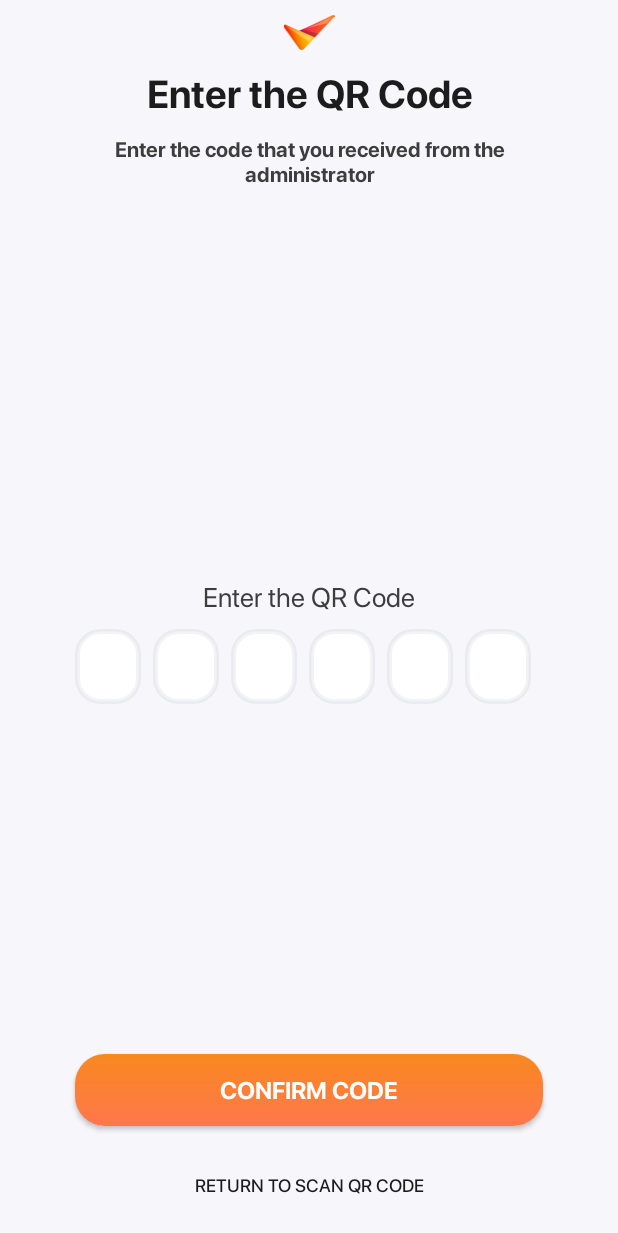
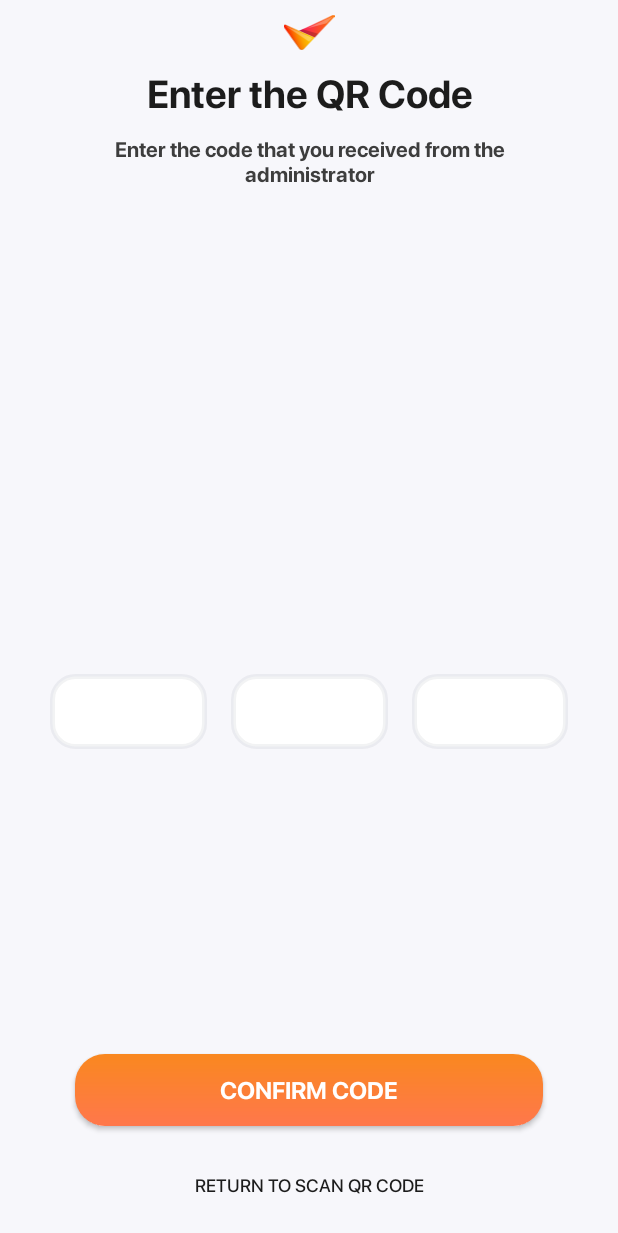
Before and after one commit to jkutkutOrg/EatUp, an Android app: the QRManualActivity screen opened directly, with no data from a screen before it, after a tap on "CONFIRM CODE", on a phone screen of 412 x 824 dp. Shown: the top 1233 px of the screen. Run offline under Robolectric (Android 15) with nearby library versions, the light colour scheme and no system bars.

Commit message:
refactor(QRManualActivity.java): rename edOTPCode to edAuthWords refactor(QRManualActivity.java): rename OTPTextWatcher to AuthWordTextWatcher refactor(QRManualActivity.java): change OTP validation to Auth Words validation refactor(QRManualActivity.java): add delay to change focus to next EditText feat(QRManualActivity.java): add Handler to manage delay feat(QRManualActivity.java): add isTyping boolean to manage delay feat(activity_qrmanual.xml): change layout to support 3 EditTexts for Auth Words feat(activity_qrmanual.xml): change style of EditTexts to support Auth Words feat(themes.xml): change width of EditTexts to support Auth Words

```diff
--- a/app/EatUp_Client/app/src/main/java/com/github/eatup_client/QRManualActivity.java
+++ b/app/EatUp_Client/app/src/main/java/com/github/eatup_client/QRManualActivity.java
@@ -3,6 +3,7 @@ package com.github.eatup_client;
 import android.content.Context;
 import android.os.Build;
 import android.os.Bundle;
+import android.os.Handler;
 import android.os.VibrationEffect;
 import android.os.Vibrator;
 import android.text.Editable;
@@ -18,7 +19,7 @@ import androidx.appcompat.app.AppCompatActivity;
 
 public class QRManualActivity extends AppCompatActivity {
 
-    private EditText[] edOTPCode = new EditText[6];
+    private EditText[] edAuthWords = new EditText[3];
     private Button btnConfirmOTP;
 
     @Override
@@ -28,80 +29,44 @@ public class QRManualActivity extends AppCompatActivity {
         this.getWindow().setFlags(WindowManager.LayoutParams.FLAG_FULLSCREEN,
                 WindowManager.LayoutParams.FLAG_FULLSCREEN);
 
-        edOTPCode[0] = findViewById(R.id.edOTPCode1);
-        edOTPCode[1] = findViewById(R.id.edOTPCode2);
-        edOTPCode[2] = findViewById(R.id.edOTPCode3);
-        edOTPCode[3] = findViewById(R.id.edOTPCode4);
-        edOTPCode[4] = findViewById(R.id.edOTPCode5);
-        edOTPCode[5] = findViewById(R.id.edOTPCode6);
+        edAuthWords[0] = findViewById(R.id.edAuthWord1);
+        edAuthWords[1] = findViewById(R.id.edAuthWord2);
+        edAuthWords[2] = findViewById(R.id.edAuthWord3);
         btnConfirmOTP = findViewById(R.id.btnConfirmOTP);
 
-        for (int i = 0; i < edOTPCode.length; i++) {
-            edOTPCode[i].addTextChangedListener(new OTPTextWatcher(edOTPCode, i));
+        for (int i = 0; i < edAuthWords.length; i++) {
+            edAuthWords[i].addTextChangedListener(new AuthWordTextWatcher(edAuthWords, i));
         }
 
         btnConfirmOTP.setOnClickListener(new View.OnClickListener() {
             @Override
             public void onClick(View v) {
-                String otpCode = "";
-                for (EditText et : edOTPCode) {
-                    otpCode += et.getText().toString();
+                String authWords = "";
+                for (EditText et : edAuthWords) {
+                    authWords += et.getText().toString();
                 }
 
-                if (otpCode.length() != 6) {
-                    Toast.makeText(getApplicationContext(), "Introduzca un código válido", Toast.LENGTH_SHORT).show();
-                    Log.d("QRManualActivity", "ERROR OTP code length: " + otpCode.length());
+                if (authWords.isEmpty()) {
+                    Toast.makeText(getApplicationContext(), "Ingrese las palabras de autenticación", Toast.LENGTH_SHORT).show();
                     return;
                 }
 
-                if (isOTPValid(otpCode)) {
-                    Toast.makeText(getApplicationContext(), "Código OTP válido", Toast.LENGTH_SHORT).show();
-                    Log.d("QRManualActivity", "OTP code: " + otpCode);
+                if (isAuthWordsValid(authWords)) {
+                    Toast.makeText(getApplicationContext(), "Palabras de autenticación válidas", Toast.LENGTH_SHORT).show();
+                    Log.d("QRManualActivity", "Auth words: " + authWords);
                 } else {
-                    Toast.makeText(getApplicationContext(), "Código OTP inválido", Toast.LENGTH_SHORT).show();
-                    Log.d("QRManualActivity", "ERROR OTP code: " + otpCode);
+                    Toast.makeText(getApplicationContext(), "Palabras de autenticación inválidas", Toast.LENGTH_SHORT).show();
+                    Log.d("QRManualActivity", "ERROR auth words: " + authWords);
                     sendVibration(500);
                 }
             }
         });
-
-        edOTPCode[edOTPCode.length - 1].addTextChangedListener(new TextWatcher() {
-            @Override
-            public void beforeTextChanged(CharSequence s, int start, int count, int after) {
-            }
-
-            @Override
-            public void onTextChanged(CharSequence s, int start, int before, int count) {
-            }
-
-            @Override
-            public void afterTextChanged(Editable s) {
-                if (s.length() == 1 && isAllFieldsCompleted()) {
-                    String otpCode = getOTPCode();
-
-                    if (otpCode.length() != 6) {
-                        showToast("Introduzca un código válido");
-                        Log.d("QRManualActivity", "ERROR OTP code length: " + otpCode.length());
-                        return;
-                    }
-
-                    if (isOTPValid(otpCode)) {
-                        showToast("Código OTP válido");
-                        Log.d("QRManualActivity", "OTP code: " + otpCode);
-                    } else {
-                        showToast("Código OTP inválido");
-                        Log.d("QRManualActivity", "ERROR OTP code: " + otpCode);
-                        sendVibration(500);
-                    }
-                }
-            }
-        });
-
     }
 
-    private boolean isOTPValid(String s) {
-        // TODO: Pending to implement the OTP validation
-        return s.matches("[0-9]+") && s.length() == 6;
+    private boolean isAuthWordsValid(String s) {
+        // TODO: Implementar la lógica de validación de las palabras de autenticación
+        // Aquí puedes verificar si las palabras ingresadas son válidas según tus requisitos
+        return s.length() > 0;
     }
 
     private void sendVibration(int i) {
@@ -113,35 +78,18 @@ public class QRManualActivity extends AppCompatActivity {
         }
     }
 
-    private void showToast(String s) {
-        Toast.makeText(getApplicationContext(), s, Toast.LENGTH_SHORT).show();
-    }
-
-    private String getOTPCode() {
-        String otpCode = "";
-        for (EditText et : edOTPCode) {
-            otpCode += et.getText().toString();
-        }
-        return otpCode;
-    }
-
-    private boolean isAllFieldsCompleted() {
-        for (EditText et : edOTPCode) {
-            if (et.getText().toString().isEmpty()) {
-                return false;
-            }
-        }
-        return true;
-    }
-
-    private class OTPTextWatcher implements TextWatcher {
+    private class AuthWordTextWatcher implements TextWatcher {
 
         private EditText[] editTexts;
         private int index;
+        private Handler handler;
+        private boolean isTyping;
 
-        public OTPTextWatcher(EditText[] editTexts, int index) {
+        public AuthWordTextWatcher(EditText[] editTexts, int index) {
             this.editTexts = editTexts;
             this.index = index;
+            this.handler = new Handler();
+            this.isTyping = false;
         }
 
         @Override
@@ -150,14 +98,28 @@ public class QRManualActivity extends AppCompatActivity {
 
         @Override
         public void onTextChanged(CharSequence s, int start, int before, int count) {
+            if (count > 0 && s.charAt(start) == ' ') {
+                // If space is entered, remove it and move to the next EditText
+                String updatedText = s.toString().replaceAll(" ", "");
+                editTexts[index].setText(updatedText);
+
+                if (index < editTexts.length - 1) {
+                    editTexts[index + 1].requestFocus();
+                }
+            }
         }
 
         @Override
         public void afterTextChanged(Editable s) {
-            if (s.length() == 1 && index < editTexts.length - 1) {
-                editTexts[index + 1].requestFocus();
-            } else if (s.length() == 0 && index > 0) {
-                editTexts[index - 1].requestFocus();
+            // Change focus to the next EditText when the user finishes typing
+            if (s.length() > 0 && !isTyping) {
+                isTyping = true;
+                handler.postDelayed(() -> {
+                    isTyping = false;
+                    if (index < editTexts.length - 1) {
+                        editTexts[index + 1].requestFocus();
+                    }
+                }, 1000);
             }
         }
     }
--- a/app/EatUp_Client/app/src/main/res/layout/activity_qrmanual.xml
+++ b/app/EatUp_Client/app/src/main/res/layout/activity_qrmanual.xml
@@ -40,57 +40,28 @@
         android:textSize="14sp"
         android:fontFamily="@font/sf_pro_rounded_bold" />
 
-    <RelativeLayout
-        android:layout_width="match_parent"
-        android:layout_height="match_parent"
-        android:gravity="center">
-
-        <TextView
-            android:id="@+id/tvOTPMessage"
-            android:layout_width="wrap_content"
-            android:layout_height="wrap_content"
-            android:layout_centerHorizontal="true"
-            android:layout_marginTop="30dp"
-            android:fontFamily="@font/sf_pro_rounded_regular"
-            android:text="@string/enter_the_otp_code"
-            android:textColor="@color/text_color_gray"
-            android:textSize="18sp" />
-
     <LinearLayout
         android:id="@+id/llOTPCodeFields"
         android:layout_width="match_parent"
-            android:layout_height="wrap_content"
-            android:layout_below="@+id/tvOTPMessage"
-            android:layout_marginHorizontal="@dimen/margin_medium"
-            android:layout_marginTop="@dimen/margin_large"
+        android:layout_height="match_parent"
+        android:gravity="center"
+        android:layout_below="@+id/tvWelcomeSubtitle"
+        android:padding="25dp"
         android:orientation="horizontal">
 
         <EditText
-                android:id="@+id/edOTPCode1"
+            android:id="@+id/edAuthWord1"
             style="@style/OTPCodeField" />
 
         <EditText
-                android:id="@+id/edOTPCode2"
+            android:id="@+id/edAuthWord2"
             style="@style/OTPCodeField" />
 
         <EditText
-                android:id="@+id/edOTPCode3"
-                style="@style/OTPCodeField" />
-
-            <EditText
-                android:id="@+id/edOTPCode4"
-                style="@style/OTPCodeField" />
-
-            <EditText
-                android:id="@+id/edOTPCode5"
-                style="@style/OTPCodeField" />
-
-            <EditText
-                android:id="@+id/edOTPCode6"
+            android:id="@+id/edAuthWord3"
             style="@style/OTPCodeField" />
 
     </LinearLayout>
-    </RelativeLayout>
 
     <LinearLayout
         android:id="@+id/llBottomMenu"
--- a/app/EatUp_Client/app/src/main/res/values/themes.xml
+++ b/app/EatUp_Client/app/src/main/res/values/themes.xml
@@ -11,16 +11,17 @@
     </style>
 
     <style name="OTPCodeField">
-        <item name="android:layout_width">40dp</item>
+        <item name="android:layout_width">1500dp</item>
         <item name="android:layout_height">50dp</item>
         <item name="android:background">@drawable/st_button_rounded_otp</item>
         <item name="android:textColor">#1C1C1C</item>
-        <item name="android:textSize">24sp</item>
+        <item name="android:textSize">16sp</item>
         <item name="android:layout_weight">1</item>
-        <item name="android:inputType">number</item>
-        <item name="android:maxLength">1</item>
+        <item name="android:inputType">text</item>
+        <item name="android:maxLength">10</item>
         <item name="android:gravity">center</item>
         <item name="android:layout_marginEnd">8dp</item>
+        <item name="android:layout_marginStart">8dp</item>
     </style>
 
     <style name="Theme.EatUpClient.NoActionBar">
```
Lines whose indentation alone changed are shown as unchanged.
